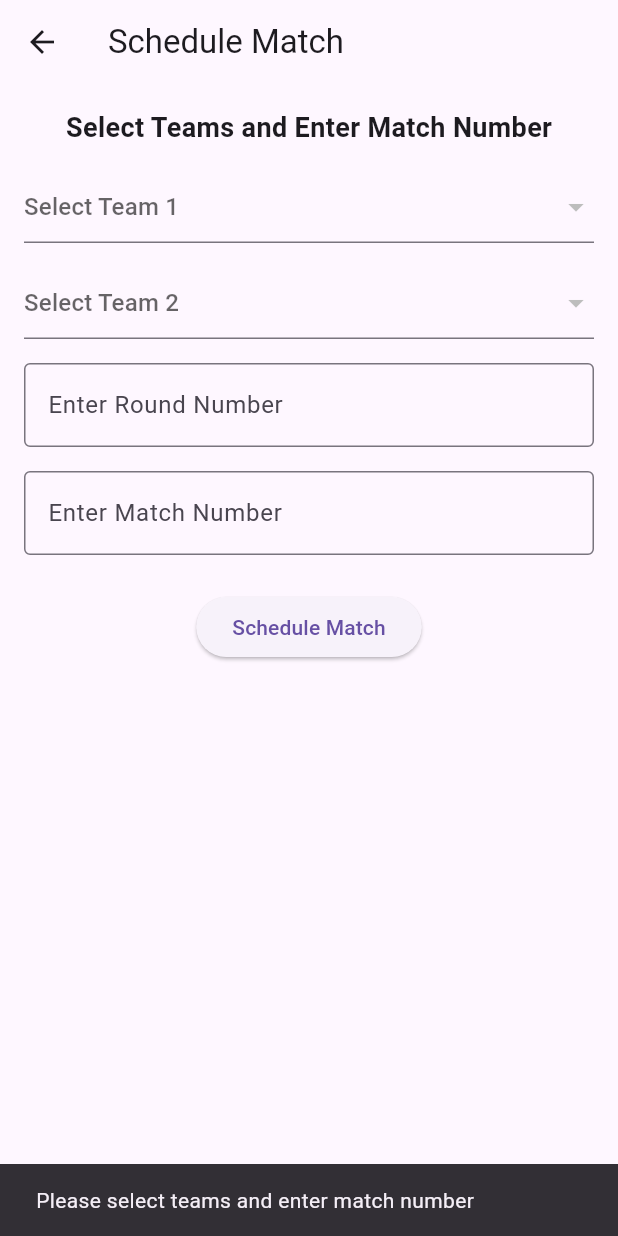
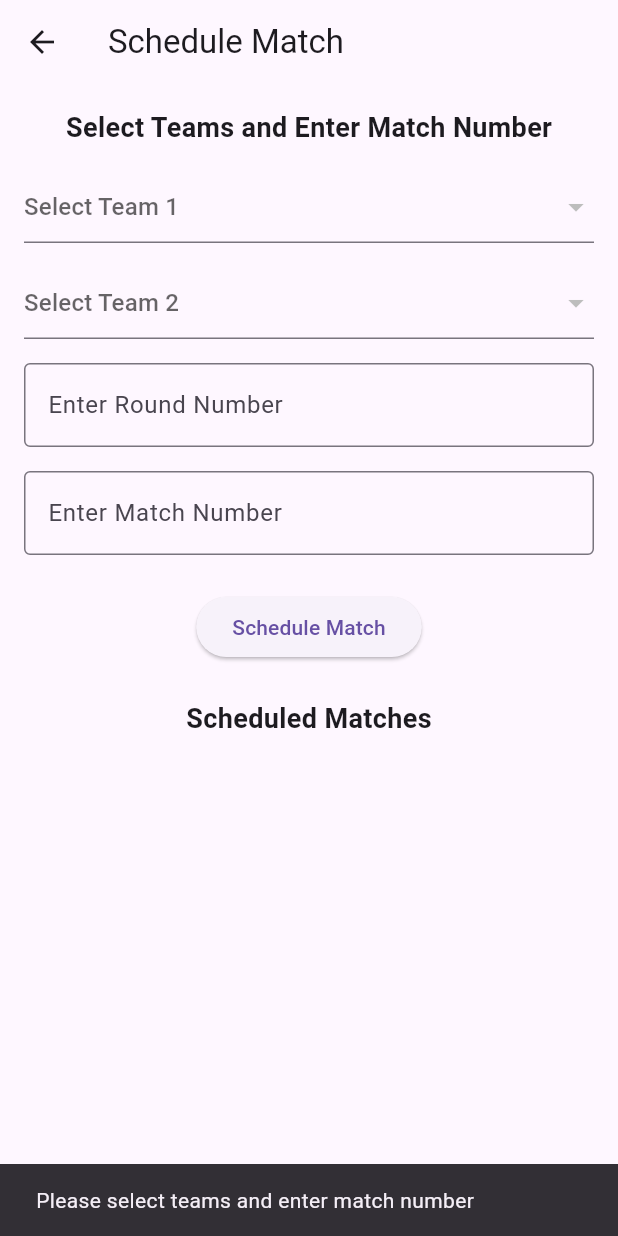
Before and after one commit to SohalSawardekar/Tech-Smashers, a Flutter app: the TournamentBracketPage screen opened by its route, after a tap on "Schedule Match", on a phone screen of 412 x 824 dp. Run offline on Flutter 3.47's test engine with Material 3 defaults, Android fonts, the phone set to English and light mode, and no system bars; our stand-ins replace cloud_firestore, firebase_auth, firebase_core, flutter_svg, google_sign_in, simple_animations; accounts and stored records are empty.

Commit message:
first commit

```diff
--- a/lib/main.dart
+++ b/lib/main.dart
@@ -1,6 +1,7 @@
 import 'package:flutter/material.dart';
 import 'package:tech_smash/screens/admin/scoreCount.dart';
 import 'package:tech_smash/screens/auth/login.dart';
+import 'package:tech_smash/screens/user/userpage.dart';
 import 'package:tech_smash/widget/wrapper.dart';
 import 'screens/home_page.dart';
 import 'screens/team_registration_page.dart';
@@ -40,9 +41,10 @@ class BadmintonEventApp extends StatelessWidget {
         '/login': (context) => const LoginScreen(),
         '/register': (context) => const TeamRegistrationPage(),
         '/schedule': (context) => const TournamentBracketPage(),
-        '/score': (context) => ScoreEntryPage(),
+        '/score': (context) => const ScoreEntryPage(),
         '/leaderboard': (context) => LeaderboardPage(),
         '/scoreCount': (context) => const CounterPage(),
+        '/userpage': (context) => const Userpage(),
       },
     );
   }
--- a/lib/screens/admin/match_scheduler_page.dart
+++ b/lib/screens/admin/match_scheduler_page.dart
@@ -11,11 +11,12 @@ class TournamentBracketPage extends StatefulWidget {
 class _TournamentBracketPageState extends State<TournamentBracketPage> {
   final FirebaseFirestore _firestore = FirebaseFirestore.instance;
 
+  List<Map<String, dynamic>> matches = [];
   List<String> _teams = [];
   String? _team1;
   String? _team2;
   bool isComplete = false;
-  bool isLoading = false; // Loading state for progress indicator
+  bool isLoading = false;
   final TextEditingController _matchNumberController = TextEditingController();
   final TextEditingController _roundNumberController = TextEditingController();
 
@@ -23,11 +24,12 @@ class _TournamentBracketPageState extends State<TournamentBracketPage> {
   void initState() {
     super.initState();
     _fetchTeams();
+    _fetchMatches();
   }
 
   Future<void> _fetchTeams() async {
     setState(() {
-      isLoading = true; // Start loading
+      isLoading = true;
     });
 
     try {
@@ -43,6 +45,32 @@ class _TournamentBracketPageState extends State<TournamentBracketPage> {
     } finally {
       setState(() {
         isLoading = false; // Stop loading
+      });
+    }
+  }
+
+  Future<void> _fetchMatches() async {
+    setState(() {
+      isLoading = true; // Start loading
+    });
+
+    try {
+      final snapshot = await _firestore.collection('matches').get();
+      final List<Map<String, dynamic>> fetchedMatches = snapshot.docs
+          .map((doc) => {
+                'id': doc.id,
+                ...doc.data(),
+              })
+          .toList();
+
+      setState(() {
+        matches = fetchedMatches;
+      });
+    } catch (e) {
+      debugPrint('Error fetching matches: $e');
+    } finally {
+      setState(() {
+        isLoading = false;
       });
     }
   }
@@ -92,6 +120,8 @@ class _TournamentBracketPageState extends State<TournamentBracketPage> {
         const SnackBar(content: Text('Match scheduled successfully!')),
       );
 
+      await _fetchMatches(); // Refresh matches after scheduling
+
       setState(() {
         _team1 = null;
         _team2 = null;
@@ -119,22 +149,23 @@ class _TournamentBracketPageState extends State<TournamentBracketPage> {
       body: SafeArea(
         child: isLoading
             ? const Center(child: CircularProgressIndicator()) // Show loader
-            : Padding(
+            : SingleChildScrollView(
+                child: Padding(
                   padding: const EdgeInsets.all(16.0),
                   child: Column(
                     children: [
                       const Text(
                         'Select Teams and Enter Match Number',
-                      style:
-                          TextStyle(fontSize: 18, fontWeight: FontWeight.bold),
+                        style: TextStyle(
+                            fontSize: 18, fontWeight: FontWeight.bold),
                       ),
                       const SizedBox(height: 16),
                       DropdownButtonFormField<String>(
                         value: _team1,
                         hint: const Text('Select Team 1'),
                         items: _teams
-                          .map((team) =>
-                              DropdownMenuItem(value: team, child: Text(team)))
+                            .map((team) => DropdownMenuItem(
+                                value: team, child: Text(team)))
                             .toList(),
                         onChanged: (value) {
                           setState(() {
@@ -147,8 +178,8 @@ class _TournamentBracketPageState extends State<TournamentBracketPage> {
                         value: _team2,
                         hint: const Text('Select Team 2'),
                         items: _teams
-                          .map((team) =>
-                              DropdownMenuItem(value: team, child: Text(team)))
+                            .map((team) => DropdownMenuItem(
+                                value: team, child: Text(team)))
                             .toList(),
                         onChanged: (value) {
                           setState(() {
@@ -179,7 +210,50 @@ class _TournamentBracketPageState extends State<TournamentBracketPage> {
                         onPressed: _scheduleMatch,
                         child: const Text('Schedule Match'),
                       ),
+                      const SizedBox(height: 24),
+                      Column(
+                        children: [
+                          const Text(
+                            'Scheduled Matches',
+                            style: TextStyle(
+                                fontSize: 18, fontWeight: FontWeight.bold),
+                          ),
+                          const SizedBox(height: 16),
+                          ListView.builder(
+                            shrinkWrap: true,
+                            physics: const NeverScrollableScrollPhysics(),
+                            itemCount: matches.length,
+                            itemBuilder: (context, index) {
+                              final match = matches[index];
+                              final isComplete = match['isComplete'] as bool;
+                              return Card(
+                                margin: const EdgeInsets.symmetric(vertical: 4),
+                                child: ListTile(
+                                  title: Text(
+                                    '${match['team1']} vs ${match['team2']}',
+                                    style: const TextStyle(
+                                        fontWeight: FontWeight.bold),
+                                  ),
+                                  subtitle: Text(
+                                    'Round: ${match['roundNumber']}, Match: ${match['matchNumber']}',
+                                  ),
+                                  trailing: Text(
+                                    isComplete ? 'Completed' : 'Pending',
+                                    style: TextStyle(
+                                      color: isComplete
+                                          ? Colors.green
+                                          : Colors.red, // Red or Green
+                                      fontWeight: FontWeight.bold,
+                                    ),
+                                  ),
+                                ),
+                              );
+                            },
+                          ),
                         ],
+                      ),
+                    ],
+                  ),
                 ),
               ),
       ),
--- a/lib/screens/admin/score_entry_page.dart
+++ b/lib/screens/admin/score_entry_page.dart
@@ -86,6 +86,10 @@ class _ScoreEntryPageState extends State<ScoreEntryPage> {
         'set3': {
           'team1Score': int.tryParse(set3Team1Controller.text) ?? 0,
           'team2Score': int.tryParse(set3Team2Controller.text) ?? 0,
+        },
+        'winner': {
+          'teamName': "",
+          'score': 0,
         },
         'isComplete': true, // Mark the match as complete
       };
--- a/lib/screens/auth/login.dart
+++ b/lib/screens/auth/login.dart
@@ -153,10 +153,11 @@ class _LoginScreenState extends State<LoginScreen> {
                 // Forgot Password Option
                 TextButton(
                   onPressed: () {
-                    // Navigate to Forgot Password screen
+                    Navigator.pop(context);
+                    Navigator.pushNamed(context, '/userpage');
                   },
                   child: const Text(
-                    'Forgot Password?',
+                    'Login As User',
                     style: TextStyle(color: Colors.teal),
                   ),
                 ),
```
Also changed, not shown: lib/screens/home_page.dart (+7 -3 lines), lib/screens/user/userpage.dart (added, +187 -0 lines), lib/services/auth_service.dart (+54 -6 lines). Lines whose indentation alone changed are shown as unchanged.
